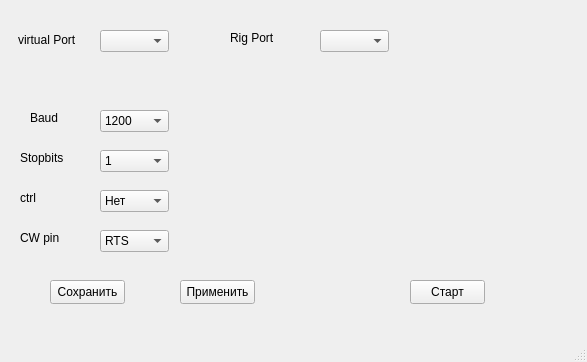
Old version of the form mainwindow.ui in the repository Roman5S/kenwood_keyer.
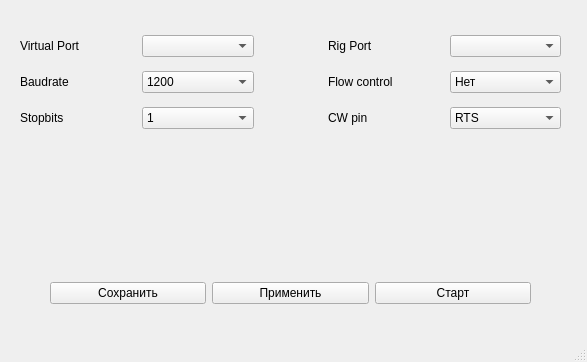
New version of the form.

What changed in the file:
```diff
--- a/mainwindow.ui
+++ b/mainwindow.ui
@@ -14,35 +14,82 @@
    <string>Kenwood Keyer</string>
   </property>
   <widget class="QWidget" name="centralwidget">
-   <widget class="QComboBox" name="vPortCBox">
+   <widget class="QWidget" name="">
     <property name="geometry">
      <rect>
-      <x>100</x>
-      <y>30</y>
-      <width>69</width>
-      <height>22</height>
+      <x>50</x>
+      <y>280</y>
+      <width>481</width>
+      <height>26</height>
      </rect>
     </property>
-   </widget>
-   <widget class="QComboBox" name="pPortCBox">
+    <layout class="QHBoxLayout" name="horizontalLayout">
+     <item>
+      <widget class="QPushButton" name="saveSettingsBtn">
+       <property name="text">
+        <string>Сохранить</string>
+       </property>
+      </widget>
+     </item>
+     <item>
+      <widget class="QPushButton" name="setupBtn">
+       <property name="text">
+        <string>Применить</string>
+       </property>
+      </widget>
+     </item>
+     <item>
+      <widget class="QPushButton" name="startBtn">
+       <property name="text">
+        <string>Старт</string>
+       </property>
+      </widget>
+     </item>
+    </layout>
+   </widget>
+   <widget class="QWidget" name="">
     <property name="geometry">
      <rect>
-      <x>320</x>
-      <y>30</y>
-      <width>69</width>
-      <height>22</height>
+      <x>20</x>
+      <y>31</y>
+      <width>541</width>
+      <height>102</height>
      </rect>
     </property>
-   </widget>
+    <layout class="QHBoxLayout" name="horizontalLayout_8">
+     <property name="spacing">
+      <number>74</number>
+     </property>
+     <item>
+      <layout class="QVBoxLayout" name="verticalLayout">
+       <property name="spacing">
+        <number>10</number>
+       </property>
+       <item>
+        <layout class="QHBoxLayout" name="horizontalLayout_5">
+         <item>
+          <widget class="QLabel" name="label">
+           <property name="text">
+            <string>Virtual Port</string>
+           </property>
+          </widget>
+         </item>
+         <item>
+          <widget class="QComboBox" name="vPortCBox"/>
+         </item>
+        </layout>
+       </item>
+       <item>
+        <layout class="QHBoxLayout" name="horizontalLayout_6">
+         <item>
+          <widget class="QLabel" name="label_3">
+           <property name="text">
+            <string>Baudrate</string>
+           </property>
+          </widget>
+         </item>
+         <item>
    <widget class="QComboBox" name="baudCBox">
-    <property name="geometry">
-     <rect>
-      <x>100</x>
-      <y>110</y>
-      <width>69</width>
-      <height>22</height>
-     </rect>
-    </property>
     <item>
      <property name="text">
       <string>1200</string>
@@ -84,15 +131,20 @@
      </property>
     </item>
    </widget>
+         </item>
+        </layout>
+       </item>
+       <item>
+        <layout class="QHBoxLayout" name="horizontalLayout_7">
+         <item>
+          <widget class="QLabel" name="label_4">
+           <property name="text">
+            <string>Stopbits</string>
+           </property>
+          </widget>
+         </item>
+         <item>
    <widget class="QComboBox" name="stopBitsCBox">
-    <property name="geometry">
-     <rect>
-      <x>100</x>
-      <y>150</y>
-      <width>69</width>
-      <height>22</height>
-     </rect>
-    </property>
     <item>
      <property name="text">
       <string>1</string>
@@ -104,15 +156,41 @@
      </property>
     </item>
    </widget>
+         </item>
+        </layout>
+       </item>
+      </layout>
+     </item>
+     <item>
+      <layout class="QVBoxLayout" name="verticalLayout_2">
+       <property name="spacing">
+        <number>10</number>
+       </property>
+       <item>
+        <layout class="QHBoxLayout" name="horizontalLayout_4">
+         <item>
+          <widget class="QLabel" name="label_2">
+           <property name="text">
+            <string>Rig Port</string>
+           </property>
+          </widget>
+         </item>
+         <item>
+          <widget class="QComboBox" name="pPortCBox"/>
+         </item>
+        </layout>
+       </item>
+       <item>
+        <layout class="QHBoxLayout" name="horizontalLayout_3">
+         <item>
+          <widget class="QLabel" name="label_5">
+           <property name="text">
+            <string>Flow control</string>
+           </property>
+          </widget>
+         </item>
+         <item>
    <widget class="QComboBox" name="fCtrlCBox">
-    <property name="geometry">
-     <rect>
-      <x>100</x>
-      <y>190</y>
-      <width>69</width>
-      <height>22</height>
-     </rect>
-    </property>
     <item>
      <property name="text">
       <string>Нет</string>
@@ -124,15 +202,20 @@
      </property>
     </item>
    </widget>
+         </item>
+        </layout>
+       </item>
+       <item>
+        <layout class="QHBoxLayout" name="horizontalLayout_2">
+         <item>
+          <widget class="QLabel" name="label_6">
+           <property name="text">
+            <string>CW pin</string>
+           </property>
+          </widget>
+         </item>
+         <item>
    <widget class="QComboBox" name="cwPinCBox">
-    <property name="geometry">
-     <rect>
-      <x>100</x>
-      <y>230</y>
-      <width>69</width>
-      <height>22</height>
-     </rect>
-    </property>
     <item>
      <property name="text">
       <string>RTS</string>
@@ -144,122 +227,12 @@
      </property>
     </item>
    </widget>
-   <widget class="QPushButton" name="saveSettingsBtn">
-    <property name="geometry">
-     <rect>
-      <x>50</x>
-      <y>280</y>
-      <width>75</width>
-      <height>24</height>
-     </rect>
-    </property>
-    <property name="text">
-     <string>Сохранить</string>
-    </property>
-   </widget>
-   <widget class="QPushButton" name="setupBtn">
-    <property name="geometry">
-     <rect>
-      <x>180</x>
-      <y>280</y>
-      <width>75</width>
-      <height>24</height>
-     </rect>
-    </property>
-    <property name="text">
-     <string>Применить</string>
-    </property>
-   </widget>
-   <widget class="QPushButton" name="startBtn">
-    <property name="geometry">
-     <rect>
-      <x>410</x>
-      <y>280</y>
-      <width>75</width>
-      <height>24</height>
-     </rect>
-    </property>
-    <property name="text">
-     <string>Старт</string>
-    </property>
-   </widget>
-   <widget class="QLabel" name="label">
-    <property name="geometry">
-     <rect>
-      <x>18</x>
-      <y>30</y>
-      <width>71</width>
-      <height>20</height>
-     </rect>
-    </property>
-    <property name="text">
-     <string>virtual Port</string>
-    </property>
-   </widget>
-   <widget class="QLabel" name="label_2">
-    <property name="geometry">
-     <rect>
-      <x>230</x>
-      <y>30</y>
-      <width>49</width>
-      <height>16</height>
-     </rect>
-    </property>
-    <property name="text">
-     <string>Rig Port</string>
-    </property>
-   </widget>
-   <widget class="QLabel" name="label_3">
-    <property name="geometry">
-     <rect>
-      <x>30</x>
-      <y>110</y>
-      <width>49</width>
-      <height>16</height>
-     </rect>
-    </property>
-    <property name="text">
-     <string>Baud</string>
-    </property>
-   </widget>
-   <widget class="QLabel" name="label_4">
-    <property name="geometry">
-     <rect>
-      <x>20</x>
-      <y>150</y>
-      <width>49</width>
-      <height>16</height>
-     </rect>
-    </property>
-    <property name="text">
-     <string>Stopbits</string>
-    </property>
-   </widget>
-   <widget class="QLabel" name="label_5">
-    <property name="geometry">
-     <rect>
-      <x>20</x>
-      <y>190</y>
-      <width>49</width>
-      <height>16</height>
-     </rect>
-    </property>
-    <property name="text">
-     <string>ctrl</string>
-    </property>
-   </widget>
-   <widget class="QLabel" name="label_6">
-    <property name="geometry">
-     <rect>
-      <x>20</x>
-      <y>230</y>
-      <width>49</width>
-      <height>16</height>
-     </rect>
-    </property>
-    <property name="text">
-     <string>CW pin</string>
-    </property>
+         </item>
+        </layout>
+       </item>
+      </layout>
+     </item>
+    </layout>
    </widget>
   </widget>
   <widget class="QMenuBar" name="menubar">
```
Lines whose indentation alone changed are shown as unchanged.
